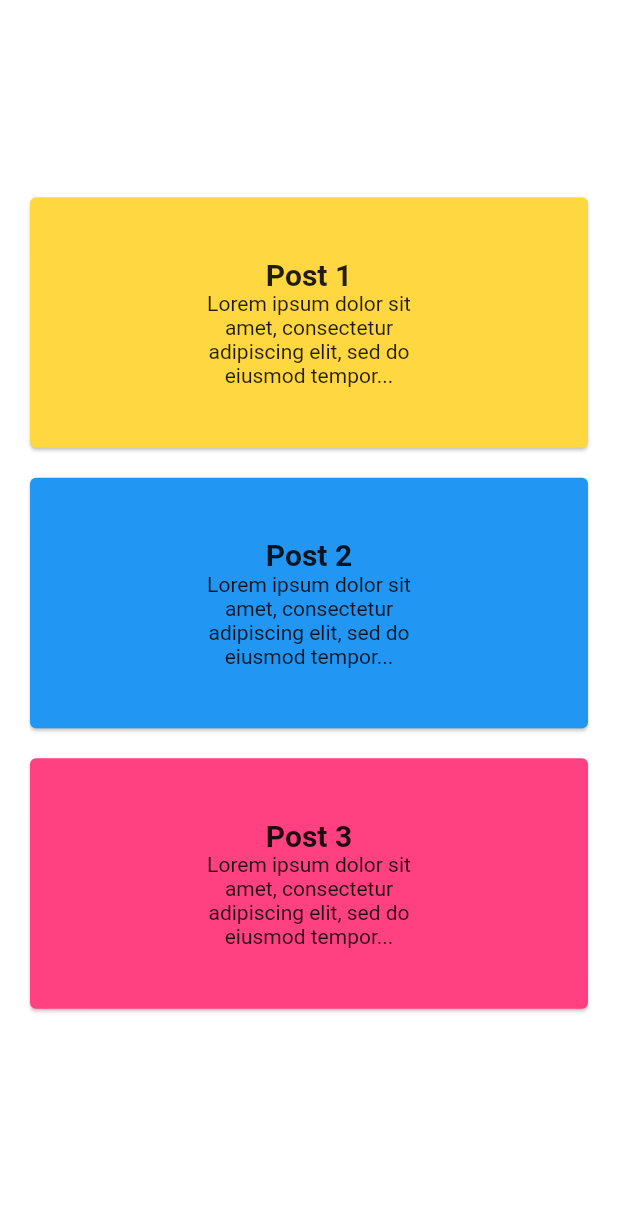
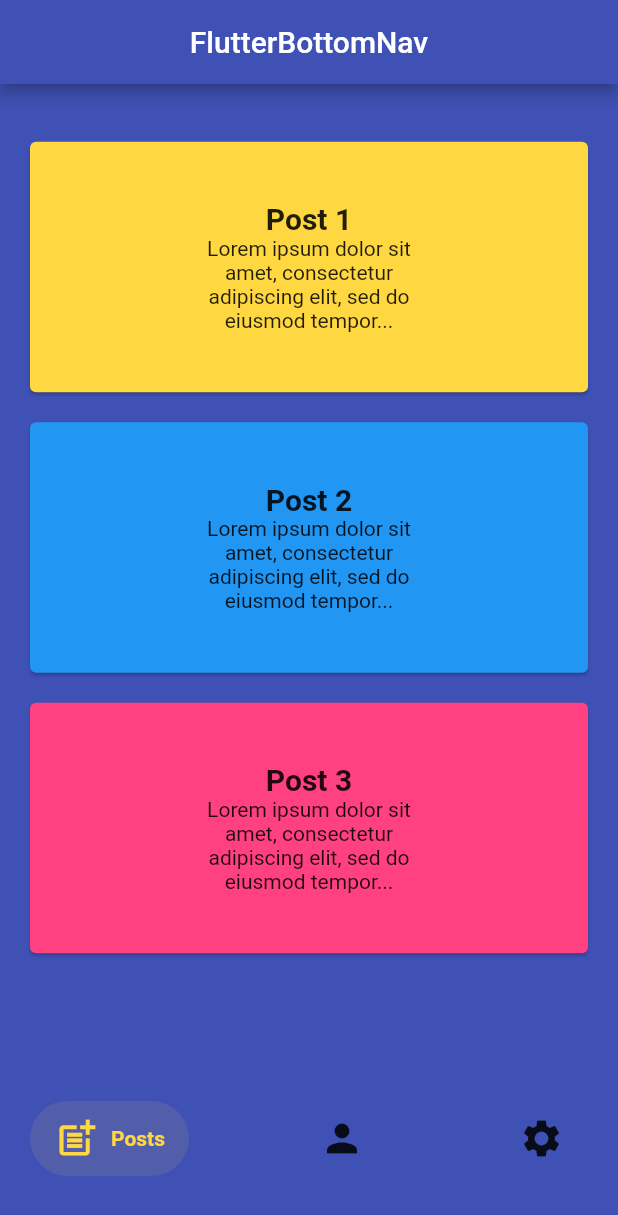
Before and after one commit to kentaroi/bnav-with-auto_route, a Flutter app: the screen it shows after launch, on a phone screen of 412 x 824 dp. Shown: the top 1215 px of the screen. Run offline on Flutter 3.47's test engine with Material 2 defaults, Android fonts, the phone set to English and light mode, and no system bars; drawn by our look-alikes of salomon_bottom_bar; our stand-ins replace auto_route.

Commit message:
Implement bottom nav bar with nested routing

```diff
--- a/lib/home_page.dart
+++ b/lib/home_page.dart
@@ -1,8 +1,63 @@
+import 'package:auto_route/auto_route.dart';
+import 'package:flutter/material.dart';
+import 'package:salomon_bottom_bar/salomon_bottom_bar.dart';
+import 'package:bnav/routes/router.gr.dart';
+
+@RoutePage()
 class HomePage extends StatelessWidget {
   const HomePage({Key? key}) : super(key: key);
 
   @override
   Widget build(BuildContext context) {
-    return Container();
+    return AutoTabsScaffold(
+      appBarBuilder: (_, tabsRouter) => AppBar(
+        backgroundColor: Colors.indigo,
+        title: const Text('FlutterBottomNav'),
+        centerTitle: true,
+        leading: const AutoLeadingButton(),
+      ),
+      backgroundColor: Colors.indigo,
+      routes: const [
+        PostsRouter(),
+        UsersRouter(),
+        SettingsRouter(),
+      ],
+      bottomNavigationBuilder: (_, tabsRouter) {
+        return SalomonBottomBar(
+          margin: const EdgeInsets.symmetric(
+            horizontal: 20,
+            vertical: 40,
+          ),
+          currentIndex: tabsRouter.activeIndex,
+          onTap: tabsRouter.setActiveIndex,
+          items: [
+            SalomonBottomBarItem(
+              selectedColor: Colors.amberAccent,
+              icon: const Icon(
+                Icons.post_add,
+                size: 30
+              ),
+              title: const Text('Posts'),
+            ),
+            SalomonBottomBarItem(
+              selectedColor: Colors.blue[200],
+              icon: const Icon(
+                Icons.person,
+                size: 30
+              ),
+              title: const Text('Users'),
+            ),
+            SalomonBottomBarItem(
+              selectedColor: Colors.pinkAccent[100],
+              icon: const Icon(
+                Icons.settings,
+                size: 30
+              ),
+              title: const Text('Settings'),
+            ),
+          ],
+        );
+      },
+    );
   }
 }
--- a/lib/main.dart
+++ b/lib/main.dart
@@ -1,5 +1,6 @@
 import 'package:flutter/material.dart';
-import 'package:bnav/posts/posts_page.dart';
+import 'package:auto_route/auto_route.dart';
+import 'package:bnav/routes/router.dart';
 
 void main() => runApp(const AppWidget());
 
@@ -8,10 +9,12 @@ class AppWidget extends StatelessWidget {
 
   @override
   Widget build(BuildContext context) {
-    return MaterialApp(
+    final _appRouter = AppRouter();
+    return MaterialApp.router(
       debugShowCheckedModeBanner: false,
       title: 'Bottom Nav Bar with Nested Routing',
-      home: PostsPage(),
+      routerDelegate: _appRouter.delegate(),
+      routeInformationParser: _appRouter.defaultRouteParser(),
     );
   }
 }
--- a/lib/posts/posts_page.dart
+++ b/lib/posts/posts_page.dart
@@ -1,8 +1,13 @@
 import 'package:flutter/material.dart';
+import 'package:auto_route/auto_route.dart';
 import 'package:bnav/data/app_data.dart';
 import 'package:bnav/widgets.dart';
+import 'package:bnav/routes/router.gr.dart';
 
+@RoutePage(name: 'PostsRouter')
+class PostsRouterPage extends AutoRouter {}
 
+@RoutePage()
 class PostsPage extends StatelessWidget {
   PostsPage({Key? key}) : super(key: key);
   final posts = Post.posts;
@@ -20,7 +25,9 @@ child: Column(
       PostTile(
         tileColor: posts[i].color,
         postTitle: posts[i].title,
-        onTileTap: (){},
+        onTileTap: () => context.router.push(SinglePostRoute(
+            postId: posts[i].id,
+        )),
       ),
   ],
 ),
--- a/lib/posts/single_post_page.dart
+++ b/lib/posts/single_post_page.dart
@@ -1,11 +1,13 @@
+import 'package:auto_route/annotations.dart';
 import 'package:flutter/material.dart';
 import 'package:bnav/data/app_data.dart';
 
+@RoutePage()
 class SinglePostPage extends StatelessWidget {
   final int postId;
   const SinglePostPage({
     Key? key,
-    required this.postId,
+    @PathParam() required this.postId,
   }) : super(key: key);
 
   @override
--- /dev/null
+++ b/lib/routes/router.dart
@@ -0,0 +1,59 @@
+import 'package:auto_route/auto_route.dart';
+import 'package:bnav/home_page.dart';
+import 'package:bnav/posts/posts_page.dart';
+import 'package:bnav/posts/single_post_page.dart';
+import 'package:bnav/users/users_page.dart';
+import 'package:bnav/users/user_profile_page.dart';
+import 'package:bnav/settings/settings_page.dart';
+
+import 'package:bnav/routes/router.gr.dart';
+
+@AutoRouterConfig(
+  replaceInRouteName: 'Page,Route',
+)
+class AppRouter extends $AppRouter {
+  @override
+  RouteType get defaultRouteType => RouteType.material();
+
+  @override
+  final List<AutoRoute> routes = [
+    AutoRoute(
+      path: '/',
+      page: HomeRoute.page,
+      children: [
+        AutoRoute(
+          path: 'posts',
+          page: PostsRouter.page,
+          children: [
+            AutoRoute(
+              path: '',
+              page: PostsRoute.page,
+            ),
+            AutoRoute(
+              path: ':postId',
+              page: SinglePostRoute.page,
+            ),
+          ]
+        ),
+        AutoRoute(
+          path: 'users',
+          page: UsersRouter.page,
+          children: [
+            AutoRoute(
+              path: '',
+              page: UsersRoute.page,
+            ),
+            AutoRoute(
+              path: 'userId',
+              page: UserProfileRoute.page,
+            ),
+          ],
+        ),
+        AutoRoute(
+          path: 'settings',
+          page: SettingsRouter.page,
+        ),
+      ]
+    ),
+  ];
+}
--- a/lib/settings/settings_page.dart
+++ b/lib/settings/settings_page.dart
@@ -1,5 +1,7 @@
 import 'package:flutter/material.dart';
+import 'package:auto_route/annotations.dart';
 
+@RoutePage(name: 'SettingsRouter')
 class SettingsPage extends StatelessWidget {
   const SettingsPage({Key? key}) : super(key: key);
 
--- a/lib/users/user_profile_page.dart
+++ b/lib/users/user_profile_page.dart
@@ -1,12 +1,14 @@
+import 'package:auto_route/annotations.dart';
 import 'package:flutter/material.dart';
 import 'package:bnav/data/app_data.dart';
 import 'package:bnav/widgets.dart';
 
+@RoutePage()
 class UserProfilePage extends StatelessWidget {
   final int userId;
   const UserProfilePage({
     Key? key,
-    required this.userId,
+    @PathParam() required this.userId,
   }) : super(key: key);
 
   @override
--- a/lib/users/users_page.dart
+++ b/lib/users/users_page.dart
@@ -1,7 +1,13 @@
 import 'package:flutter/material.dart';
+import 'package:auto_route/auto_route.dart';
 import 'package:bnav/data/app_data.dart';
 import 'package:bnav/widgets.dart';
+import 'package:bnav/routes/router.gr.dart';
 
+@RoutePage(name: 'UsersRouter')
+class UsersRouterPage extends AutoRouter {}
+
+@RoutePage()
 class UsersPage extends StatelessWidget {
   const UsersPage({Key? key}) : super(key: key);
 
@@ -16,7 +22,11 @@ class UsersPage extends StatelessWidget {
             UserAvatar(
               avatarColor: users[i].color,
               username: 'user${users[i].id}',
-              onAvatarTap: () {},
+              onAvatarTap: () => context.router.push(
+                UserProfileRoute(
+                  userId: users[i].id,
+                ),
+              ),
             ),
         ],
       ),
--- a/pubspec.yaml
+++ b/pubspec.yaml
@@ -43,6 +43,7 @@ dev_dependencies:
   flutter_test:
     sdk: flutter
   auto_route_generator: ^7.1.1
+  build_runner: ^2.4.5
 
   # The "flutter_lints" package below contains a set of recommended lints to
   # encourage good coding practices. The lint set provided by the package is
```
Also changed, not shown: lib/routes/router.gr.dart (added), pubspec.lock.
